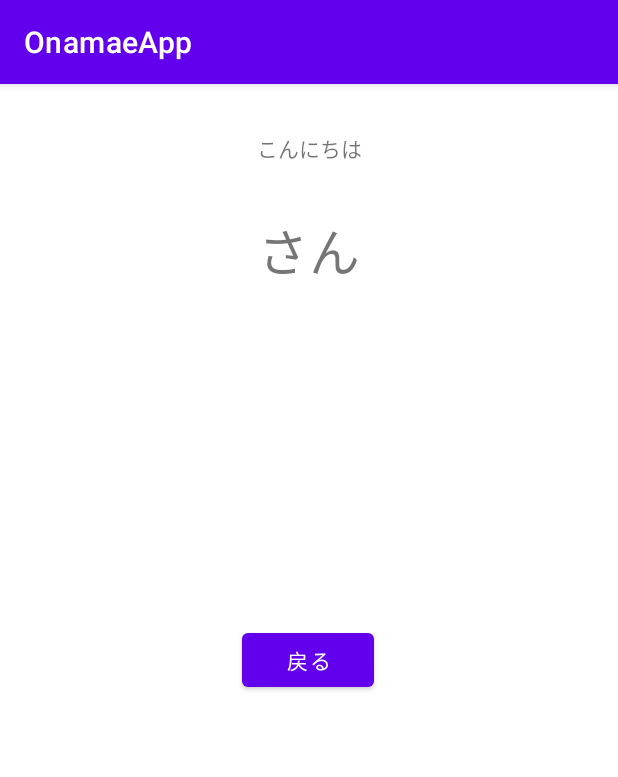
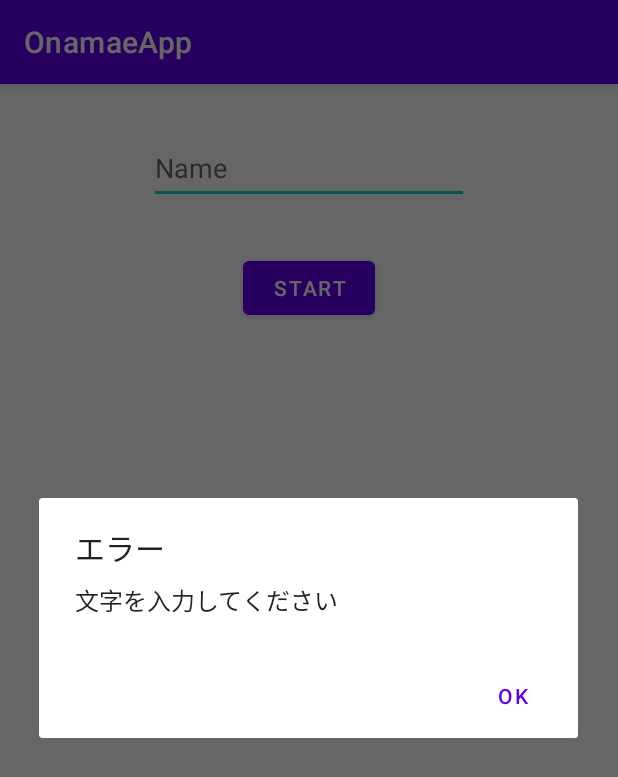
Before and after one commit to hamada456/OnamaeApp, an Android app: the screen it shows after launch (SecondActivity before the commit, MainActivity after it), after a tap on "START", on a phone screen of 412 x 824 dp. Shown: the top 777 px of the screen. Run offline under Robolectric (Android 15) with nearby library versions, the phone set to English and light mode, and no system bars.

Commit message:
エラー表示の追加

```diff
--- a/app/src/main/java/com/example/onamaeapp/MainActivity.kt
+++ b/app/src/main/java/com/example/onamaeapp/MainActivity.kt
@@ -5,6 +5,8 @@ import androidx.appcompat.app.AppCompatActivity
 import android.os.Bundle
 import android.widget.Button
 import android.widget.EditText
+import android.widget.Toast
+import androidx.appcompat.app.AlertDialog
 
 class MainActivity : AppCompatActivity() {
     override fun onCreate(savedInstanceState: Bundle?) {
@@ -15,6 +17,17 @@ class MainActivity : AppCompatActivity() {
         val btnStart: Button = findViewById(R.id.btnStart)
 
         btnStart.setOnClickListener {
+            //etが空かどうか？、toStrで文字列型にする
+            if(et.text.toString() == ("")){
+                //トースト
+                Toast.makeText(this,"文字を入力して下さい",Toast.LENGTH_LONG).show()
+                //アラート
+                AlertDialog.Builder(this)
+                    .setTitle("エラー")
+                    .setMessage("文字を入力してください")
+                    .setPositiveButton("OK",null)
+                    .show()
+            }else{
                 //val intent = Intent(this,遷移先::class.java)
                 val intent = Intent(this,SecondActivity::class.java)
 
@@ -24,5 +37,7 @@ class MainActivity : AppCompatActivity() {
 
                 startActivity(intent)
             }
+
         }
     }
+}
```
Lines whose indentation alone changed are shown as unchanged.
